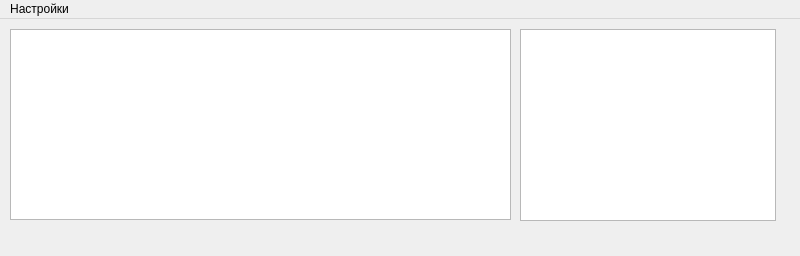
First picture: the form in src/design.ui, repository oborichkin/barcode-reader, before the edit.
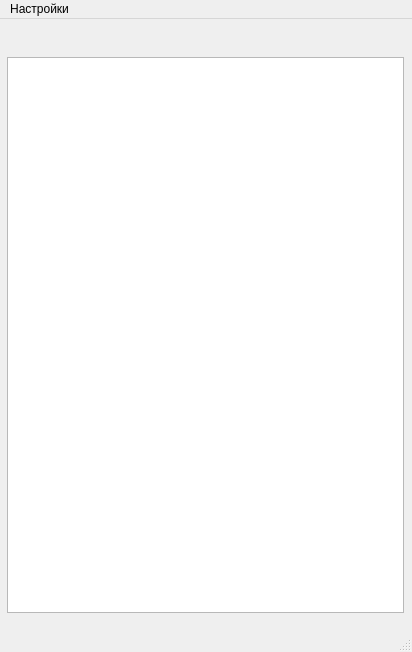
Second picture: the form after the edit.

Patch:
```diff
--- a/src/design.ui
+++ b/src/design.ui
@@ -6,8 +6,8 @@
    <rect>
     <x>0</x>
     <y>0</y>
-    <width>800</width>
-    <height>256</height>
+    <width>412</width>
+    <height>652</height>
    </rect>
   </property>
   <property name="sizePolicy">
@@ -20,25 +20,53 @@
    <string>MainWindow</string>
   </property>
   <widget class="QWidget" name="centralwidget">
-   <widget class="QListWidget" name="listWidget">
+   <widget class="QWidget" name="verticalLayoutWidget">
     <property name="geometry">
      <rect>
-      <x>520</x>
-      <y>10</y>
-      <width>256</width>
-      <height>192</height>
+      <x>0</x>
+      <y>0</y>
+      <width>411</width>
+      <height>601</height>
      </rect>
     </property>
-   </widget>
-   <widget class="QTextEdit" name="textEdit">
-    <property name="geometry">
-     <rect>
-      <x>10</x>
-      <y>10</y>
-      <width>501</width>
-      <height>191</height>
-     </rect>
-    </property>
+    <layout class="QVBoxLayout" name="verticalLayout">
+     <property name="spacing">
+      <number>7</number>
+     </property>
+     <property name="sizeConstraint">
+      <enum>QLayout::SetDefaultConstraint</enum>
+     </property>
+     <property name="leftMargin">
+      <number>7</number>
+     </property>
+     <property name="topMargin">
+      <number>7</number>
+     </property>
+     <property name="rightMargin">
+      <number>7</number>
+     </property>
+     <property name="bottomMargin">
+      <number>7</number>
+     </property>
+     <item>
+      <widget class="QLabel" name="currentBarcode">
+       <property name="font">
+        <font>
+         <pointsize>16</pointsize>
+        </font>
+       </property>
+       <property name="text">
+        <string/>
+       </property>
+       <property name="alignment">
+        <set>Qt::AlignCenter</set>
+       </property>
+      </widget>
+     </item>
+     <item>
+      <widget class="QListWidget" name="barcodeHistory"/>
+     </item>
+    </layout>
    </widget>
   </widget>
   <widget class="QMenuBar" name="menubar">
@@ -46,7 +74,7 @@
     <rect>
      <x>0</x>
      <y>0</y>
-     <width>800</width>
+     <width>412</width>
      <height>26</height>
     </rect>
    </property>
@@ -64,6 +92,7 @@
    </widget>
    <addaction name="settings"/>
   </widget>
+  <widget class="QStatusBar" name="statusBar"/>
   <action name="no_ports">
    <property name="enabled">
     <bool>false</bool>
```
Left out of the diff: 2 changed lines with no effect on the pictures.
